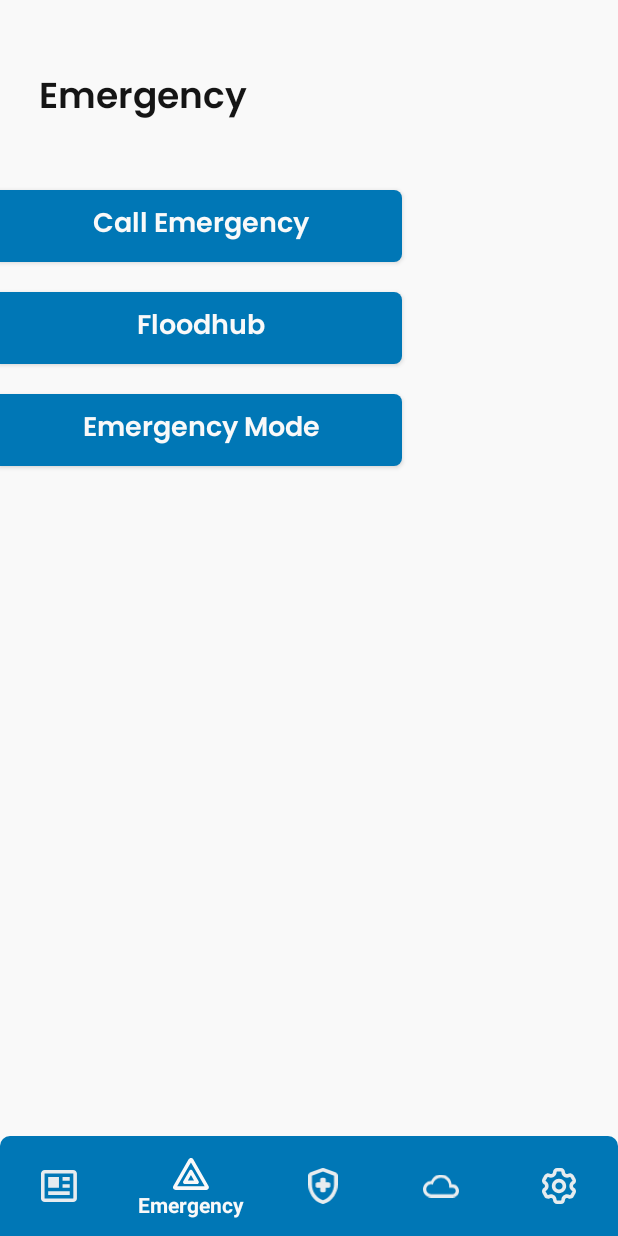
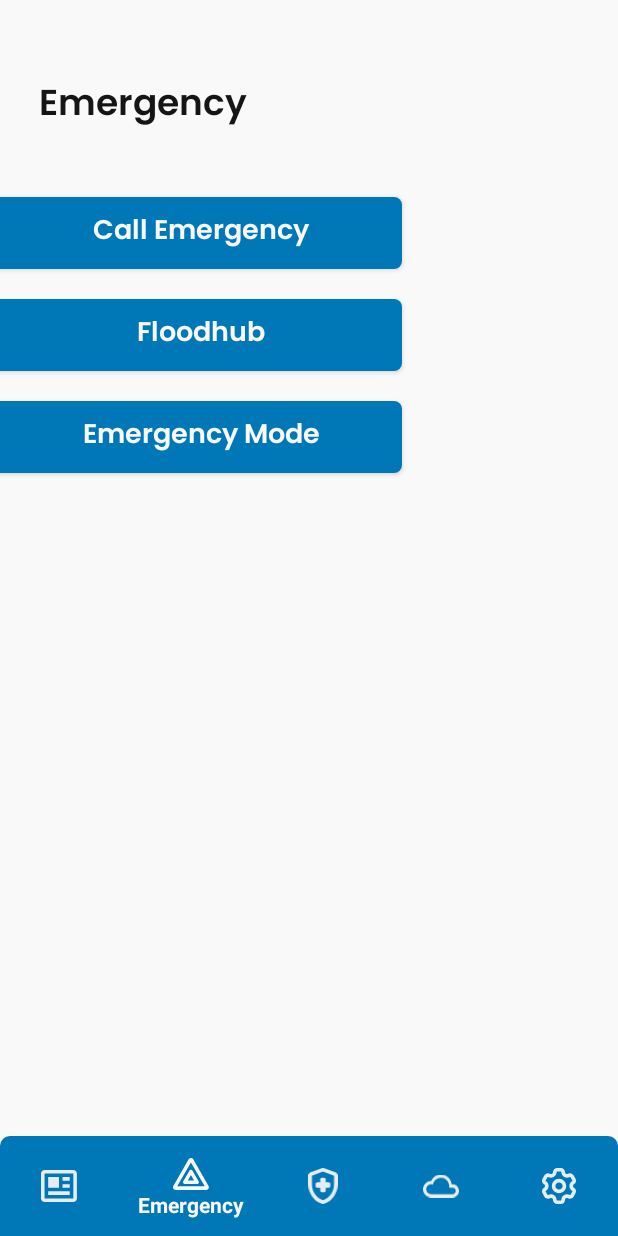
Before and after one commit to mahbub47/FloodAware, an Android app: the HomeScreen screen opened directly, with no data from a screen before it, item 2 of the bottom bar chosen, on a phone screen of 412 x 824 dp. Run offline under Robolectric (Android 15) with nearby library versions, the phone set to English and light mode, and no system bars; libraries missing offline, so code that uses them is left out: com.kwabenaberko.newsapilib; 3 statements that could not run were skipped.

Commit message:
last commit

```diff
--- a/app/src/main/res/layout/activity_home_screen.xml
+++ b/app/src/main/res/layout/activity_home_screen.xml
@@ -14,7 +14,7 @@
         android:id="@+id/container"
         android:layout_width="0dp"
         android:layout_height="0dp"
-        android:layout_marginTop="25dp"
+        android:layout_marginTop="30dp"
         app:layout_constraintBottom_toTopOf="@+id/bottomNav"
         app:layout_constraintEnd_toEndOf="parent"
         app:layout_constraintHorizontal_bias="0.0"
```
